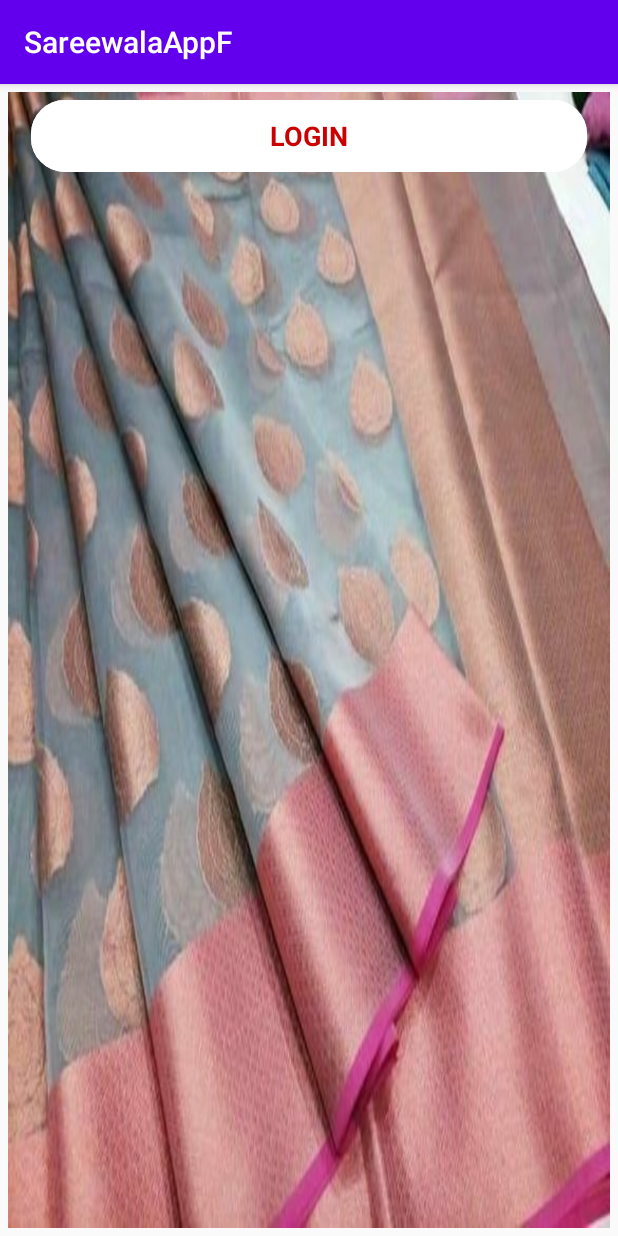
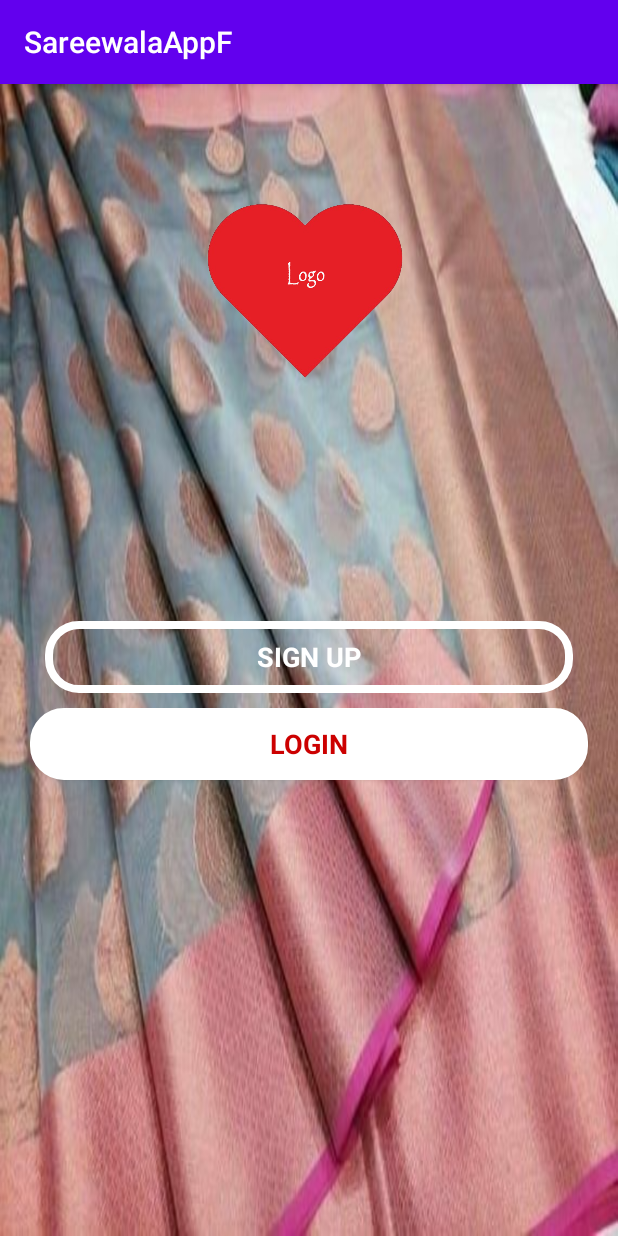
Before and after one commit to Heenabaig/SareewalaAppF, an Android app: the screen it shows after launch (MainActivity), on a phone screen of 412 x 824 dp. Run offline under Robolectric (Android 15) with nearby library versions, the phone set to English and light mode, and no system bars.

Commit message:
8:11 Update

```diff
--- a/app/src/main/res/layout/activity_main.xml
+++ b/app/src/main/res/layout/activity_main.xml
@@ -1,43 +1,41 @@
 <?xml version="1.0" encoding="utf-8"?>
-<androidx.constraintlayout.widget.ConstraintLayout xmlns:android="http://schemas.android.com/apk/res/android"
-    xmlns:app="http://schemas.android.com/apk/res-auto"
+<LinearLayout xmlns:android="http://schemas.android.com/apk/res/android"
     xmlns:tools="http://schemas.android.com/tools"
     android:layout_width="match_parent"
     android:layout_height="match_parent"
-    tools:context=".MainActivity"
+    android:orientation="vertical"
+    android:padding="20dp"
     android:background="@drawable/saree_image"
-     android:layout_marginTop="10dp"
-    android:padding="5dp" android:layout_margin="5dp"
+    tools:context=".MainActivity">
 
-    >
+    <ImageView
+        android:id="@+id/imageView"
+        android:layout_width="wrap_content"
+        android:layout_height="128dp"
+        android:layout_marginTop="50dp"
+        android:layout_marginBottom="150dp"
+        android:src="@drawable/logo" />
+    <Button
+        android:id="@+id/btn_SIGNUP"
+        android:layout_width="match_parent"
+        android:layout_height="wrap_content"
+        android:layout_margin="10dp"
+        android:background="@drawable/abc"
+        android:padding="6dp"
+        android:text="SIGN UP"
+        android:textStyle="bold"
+        android:textAppearance="?android:textAppearanceMedium"
+        android:textColor="@android:color/white" />
 
     <Button
-        android:background="@drawable/abc"
-        android:padding="6dp"
-        android:layout_margin="10dp"
+        android:id="@+id/btn_LOGIN"
+        android:layout_width="match_parent"
         android:layout_height="wrap_content"
-        android:layout_width="match_parent"
-        android:id="@+id/btn_SIGNUP"
-        android:textColor="@android:color/white"
-        android:textAppearance="?android:textAppearanceMedium"
-        android:textStyle="bold"
-        android:text="SIGN UP"
-        tools:ignore="MissingConstraints" />
-
-    <Button
         android:background="@drawable/bcd"
         android:padding="6dp"
-        android:layout_margin="10dp"
-        android:layout_height="wrap_content"
-        android:layout_width="match_parent"
-        android:id="@+id/btn_LOGIN"
+        android:text="LOGIN"
+        android:textAppearance="?android:textAppearanceMedium"
         android:textColor="@android:color/holo_red_dark"
-        android:textAppearance="?android:textAppearanceMedium"
-        android:textStyle="bold"
-        android:text="LOGIN"
-        tools:ignore="MissingConstraints" />
+        android:textStyle="bold" />
 
-
-
-
-</androidx.constraintlayout.widget.ConstraintLayout>
+</LinearLayout>
```
